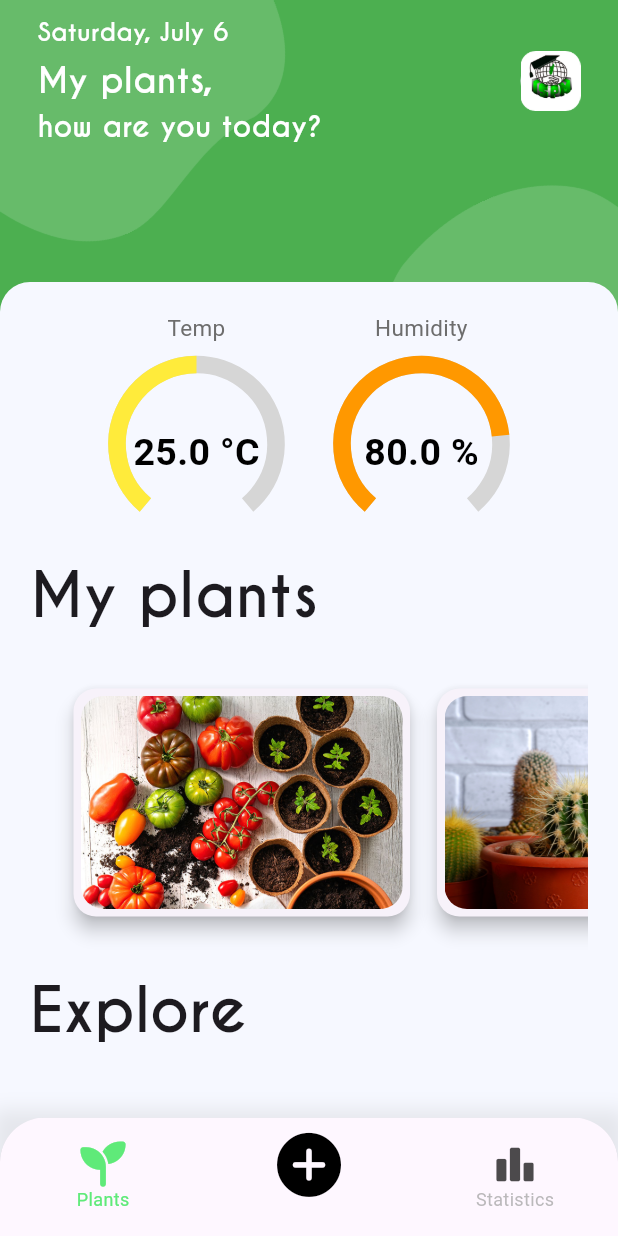
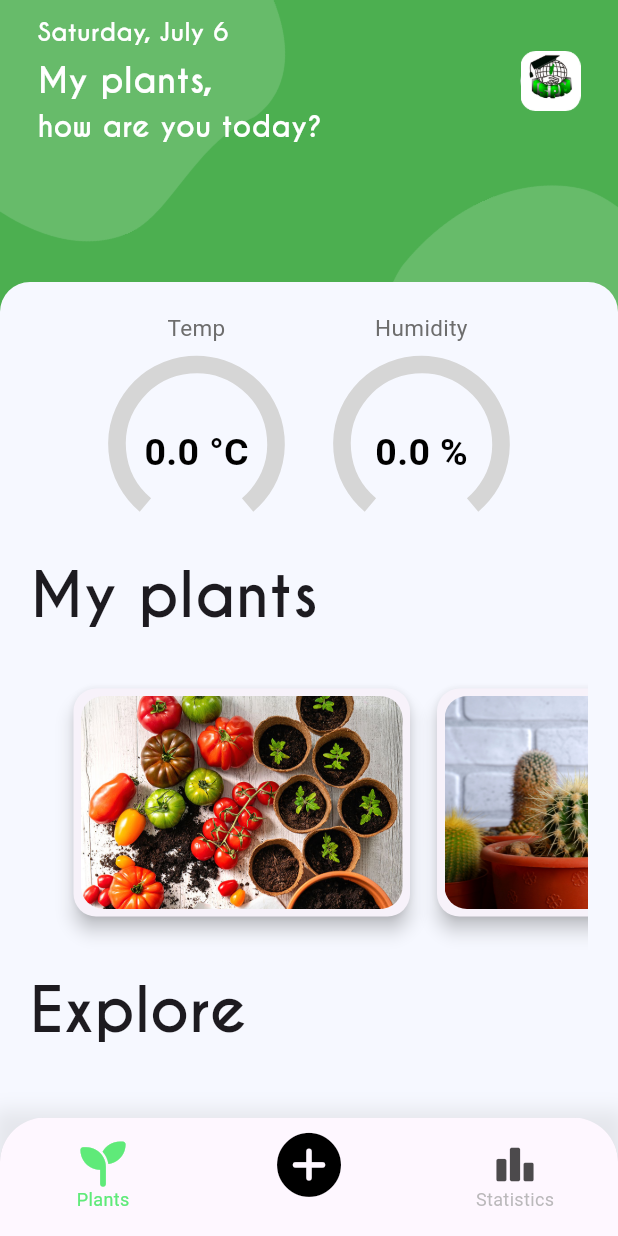
Before and after one commit to Tonnyjoh/garden_app, a Flutter app: the screen it shows after launch, on a phone screen of 412 x 824 dp. Run offline on Flutter 3.47's test engine with Material 3 defaults, Android fonts, the phone set to English and light mode, and no system bars; drawn by our look-alikes of syncfusion_flutter_gauges; our stand-ins replace firebase_core, fl_chart, flutter_dotenv, font_awesome_flutter, percent_indicator, readmore and 1 more; accounts and stored records are empty.

Commit message:
MAJ menu.dart

```diff
--- a/lib/main.dart
+++ b/lib/main.dart
@@ -21,7 +21,7 @@ void main() async {
   String supabaseUrl = dotenv.env['SUPABASE_URL'] ?? '';
   String supabaseKey = dotenv.env['SUPABASE_KEY'] ?? '';
   await Supabase.initialize(url: supabaseUrl,anonKey: supabaseKey);
-  final supabase = Supabase.instance.client;
+
   runApp(const MyApp());
 }
 class MyApp extends StatelessWidget {
--- a/lib/pages/home/widgets/explore.dart
+++ b/lib/pages/home/widgets/explore.dart
@@ -1,5 +1,4 @@
 import 'package:flutter/material.dart';
-import 'package:gardenapp/models/plant.dart';
 import 'package:supabase_flutter/supabase_flutter.dart';
 
 class NewestPlant extends StatelessWidget {
@@ -22,7 +21,7 @@ class NewestPlant extends StatelessWidget {
         children: [
           _buildPlantsSection(context), // Passer le contexte ici
           const SizedBox(height: 20),
-          _buildCountriesSection(context), // Passer le contexte ici
+          /*_buildCountriesSection(context), */
         ],
       ),
     );
@@ -104,8 +103,9 @@ class NewestPlant extends StatelessWidget {
                           ),
                           child: IconButton(
                             onPressed: () {
-                              print('Button pressed!'); // Vérifiez que ce message s'affiche
-                              _showCustomSnackBar(context, 'New plant added!'); // Passer le contexte ici
+                              print('pant ID: ${plant['id_plant']}'); // ID anle plant
+                              _showCustomSnackBar(context, 'Current plant has been replaced!');
+
                             },
                             icon: const Icon(Icons.add),
                             color: Colors.white,
@@ -181,7 +181,7 @@ class NewestPlant extends StatelessWidget {
   }
 
   void _showCustomSnackBar(BuildContext context, String message) {
-    final overlay = Overlay.of(context)!; // Utiliser ! pour indiquer que context ne peut pas être null à ce stade
+    final overlay = Overlay.of(context); // Utiliser ! pour indiquer que context ne peut pas être null à ce stade
     final snackBar = OverlayEntry(
       builder: (context) => Positioned(
         top: 50,
--- a/lib/pages/home/widgets/menu.dart
+++ b/lib/pages/home/widgets/menu.dart
@@ -1,16 +1,13 @@
 import 'package:flutter/material.dart';
 import 'package:syncfusion_flutter_gauges/gauges.dart';
+import 'package:supabase_flutter/supabase_flutter.dart';
 import 'package:gardenapp/pages/home/widgets/explore.dart';
 import 'package:gardenapp/pages/home/widgets/myplants.dart';
 
 class MenuSection extends StatelessWidget {
   const MenuSection({super.key});
-//avy amle valeur anle capteur
-  final List<Map<String, dynamic>> statistics = const [
-    {'title': 'Temp', 'value': 25, 'max': 50, 'unit': '°C'},
-    {'title': 'Humidity', 'value': 80, 'max': 100, 'unit': '%'},
-  ];
 
+  // Définir les styles en dehors de la méthode build
   static const TextStyle titleStyle = TextStyle(
     color: Color.fromARGB(255, 109, 109, 109),
     fontSize: 15,
@@ -24,6 +21,44 @@ class MenuSection extends StatelessWidget {
 
   @override
   Widget build(BuildContext context) {
+    return StreamBuilder<List<Map<String, dynamic>>>(
+      stream: Supabase.instance.client
+          .from('realtime_indicators')
+          .stream(primaryKey: ['id_realtime_indicator'])
+          .asBroadcastStream(),
+      initialData: [], // Données initiales vides ou par défaut
+      builder: (context, snapshot) {
+        if (snapshot.hasError) {
+          return Center(
+            child: Text('Error: ${snapshot.error}'),
+          );
+        }
+
+        if (snapshot.connectionState == ConnectionState.waiting) {
+          return const Center(
+            child: CircularProgressIndicator(),
+          );
+        }
+
+        // Récupération des données de température et d'humidité depuis snapshot.data
+        final List<Map<String, dynamic>> data = snapshot.data ?? [];
+
+        // Transformation des données en statistiques pour SfRadialGauge
+        final List<Map<String, dynamic>> statistics = [
+          {
+            'title': 'Temp',
+            'value': data.isNotEmpty ? data[0]['temperature'] : 0,
+            'max': 50,
+            'unit': '°C',
+          },
+          {
+            'title': 'Humidity',
+            'value': data.isNotEmpty ? data[0]['humidity'] : 0,
+            'max': 100,
+            'unit': '%',
+          },
+        ];
+
         return Container(
           decoration: const BoxDecoration(
             color: Color(0xFFF6F8FF),
@@ -41,7 +76,8 @@ class MenuSection extends StatelessWidget {
                   Center(
                     child: Row(
                       mainAxisAlignment: MainAxisAlignment.center,
-                  children: statistics.map(_buildStatisticItem).toList(),
+                      children:
+                      statistics.map((statistic) => _buildStatisticItem(statistic)).toList(),
                     ),
                   ),
                   const SizedBox(height: 10),
@@ -71,13 +107,16 @@ class MenuSection extends StatelessWidget {
             ),
           ),
         );
+      },
+    );
   }
 
   Widget _buildStatisticItem(Map<String, dynamic> statistic) {
     final double value = statistic['value'].toDouble();
     final double max = statistic['max'].toDouble();
 
-    Color getColor(double value, double max) {
+    Color getColor(double value, double max,String title) {
+      if(title=="Temp"){
         if (value < max * 0.5) {
           return Colors.green;
         } else if (value < max * 0.75) {
@@ -86,6 +125,17 @@ class MenuSection extends StatelessWidget {
           return Colors.orange;
         } else {
           return Colors.red;
+        }
+      }else{
+        if (value < max * 0.5) {
+          return Colors.red;
+        } else if (value < max * 0.75) {
+          return Colors.orange;
+        } else if (value < max * 0.9) {
+          return Colors.yellow;
+        } else {
+          return Colors.green;
+        }
       }
     }
 
@@ -100,14 +150,14 @@ class MenuSection extends StatelessWidget {
             children: [
               Text(
                 statistic['title'],
-                style: titleStyle,
+                style: titleStyle, // Utilisation du style défini
                 textAlign: TextAlign.center,
               ),
               const SizedBox(height: 5),
               Expanded(
                 child: SfRadialGauge(
-                  enableLoadingAnimation: true, // Enable animations
-                  animationDuration: 2000, // Duration of the animation
+                  enableLoadingAnimation: true,
+                  animationDuration: 2000,
                   axes: <RadialAxis>[
                     RadialAxis(
                       minimum: 0,
@@ -126,7 +176,7 @@ class MenuSection extends StatelessWidget {
                           width: 0.2,
                           sizeUnit: GaugeSizeUnit.factor,
                           cornerStyle: CornerStyle.bothFlat,
-                          color: getColor(value, max),
+                          color: getColor(value, max, statistic['title']),
                         ),
                       ],
                       annotations: <GaugeAnnotation>[
@@ -136,7 +186,7 @@ class MenuSection extends StatelessWidget {
                             children: [
                               Text(
                                 '$value ${statistic['unit']}',
-                                style: valueStyle,
+                                style: valueStyle, // Utilisation du style défini
                                 textAlign: TextAlign.center,
                               ),
                             ],
```
Also changed, not shown: 1 other file. Lines whose indentation alone changed are shown as unchanged.
